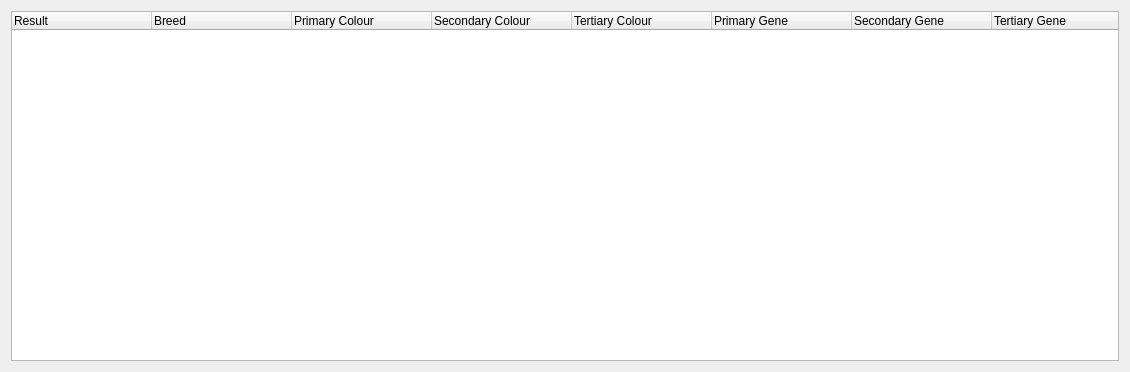
First picture: the form in pairingresultsdialog.ui, repository TheCalpolMan/flight-rising-breeding-tracker, before the edit.
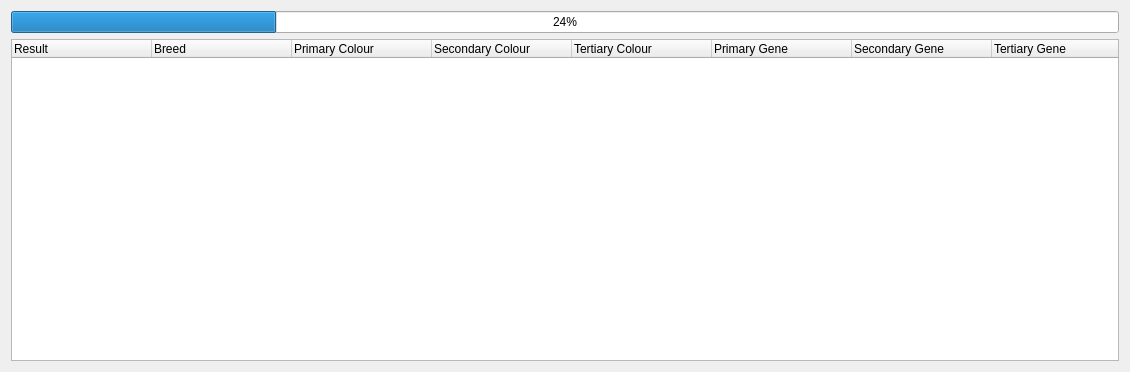
Second picture: the form after the edit.

```diff
--- a/pairingresultsdialog.ui
+++ b/pairingresultsdialog.ui
@@ -14,7 +14,7 @@
    <string>Dialog</string>
   </property>
   <layout class="QGridLayout" name="gridLayout">
-   <item row="0" column="0">
+   <item row="1" column="0">
     <widget class="QTreeWidget" name="treeWidget">
      <attribute name="headerCascadingSectionResizes">
       <bool>true</bool>
@@ -64,6 +64,13 @@
      </column>
     </widget>
    </item>
+   <item row="0" column="0">
+    <widget class="QProgressBar" name="progressBar">
+     <property name="value">
+      <number>24</number>
+     </property>
+    </widget>
+   </item>
   </layout>
  </widget>
  <resources/>
```
Left out of the diff: 2 changed lines with no effect on the pictures.
